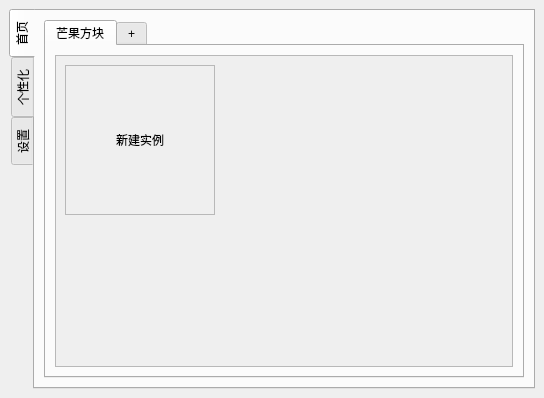
First picture: the form in assets/ui/main/main.ui, repository Mirence219/MCCGUI, before the edit.
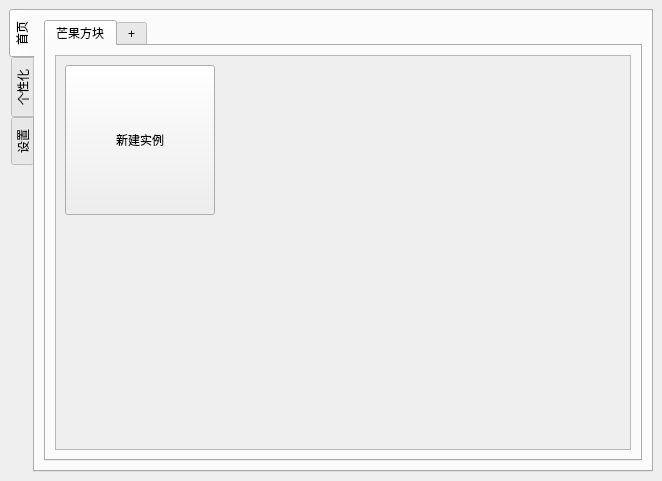
Second picture: the form after the edit.

Diff of the .ui file:
```diff
--- a/assets/ui/main/main.ui
+++ b/assets/ui/main/main.ui
@@ -6,8 +6,8 @@
    <rect>
     <x>0</x>
     <y>0</y>
-    <width>544</width>
-    <height>398</height>
+    <width>662</width>
+    <height>481</height>
    </rect>
   </property>
   <property name="windowTitle">
@@ -56,51 +56,11 @@
                   <rect>
                    <x>0</x>
                    <y>0</y>
-                   <width>450</width>
-                   <height>304</height>
+                   <width>568</width>
+                   <height>387</height>
                   </rect>
                  </property>
                  <layout class="QGridLayout" name="gridLayout_3">
-                  <item row="0" column="0">
-                   <widget class="QFrame" name="frame_add_instance">
-                    <property name="minimumSize">
-                     <size>
-                      <width>150</width>
-                      <height>150</height>
-                     </size>
-                    </property>
-                    <property name="maximumSize">
-                     <size>
-                      <width>150</width>
-                      <height>150</height>
-                     </size>
-                    </property>
-                    <property name="locale">
-                     <locale language="Chinese" country="China"/>
-                    </property>
-                    <property name="frameShape">
-                     <enum>QFrame::Shape::StyledPanel</enum>
-                    </property>
-                    <property name="frameShadow">
-                     <enum>QFrame::Shadow::Raised</enum>
-                    </property>
-                    <layout class="QVBoxLayout" name="verticalLayout_3">
-                     <item>
-                      <widget class="QLabel" name="label">
-                       <property name="text">
-                        <string>新建实例</string>
-                       </property>
-                       <property name="textFormat">
-                        <enum>Qt::TextFormat::AutoText</enum>
-                       </property>
-                       <property name="alignment">
-                        <set>Qt::AlignmentFlag::AlignCenter</set>
-                       </property>
-                      </widget>
-                     </item>
-                    </layout>
-                   </widget>
-                  </item>
                   <item row="0" column="1">
                    <spacer name="horizontalSpacer">
                     <property name="orientation">
@@ -127,6 +87,19 @@
                     </property>
                    </spacer>
                   </item>
+                  <item row="0" column="0">
+                   <widget class="QPushButton" name="pushButton_add_instance">
+                    <property name="minimumSize">
+                     <size>
+                      <width>150</width>
+                      <height>150</height>
+                     </size>
+                    </property>
+                    <property name="text">
+                     <string>新建实例</string>
+                    </property>
+                   </widget>
+                  </item>
                  </layout>
                 </widget>
                </widget>
```
